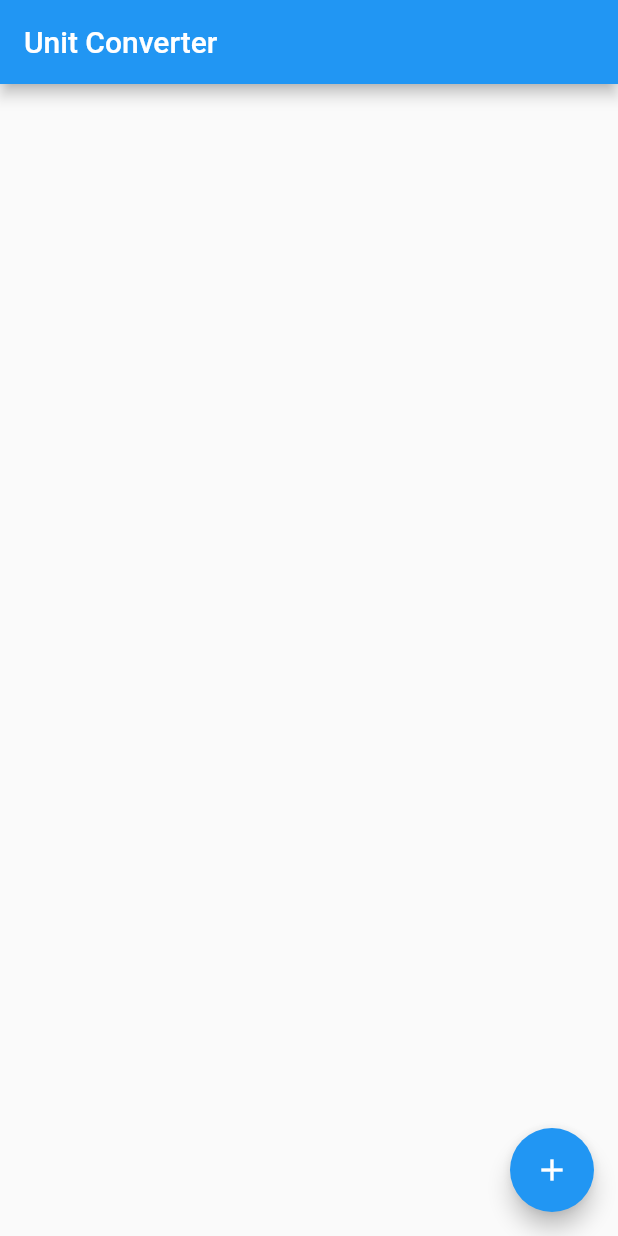
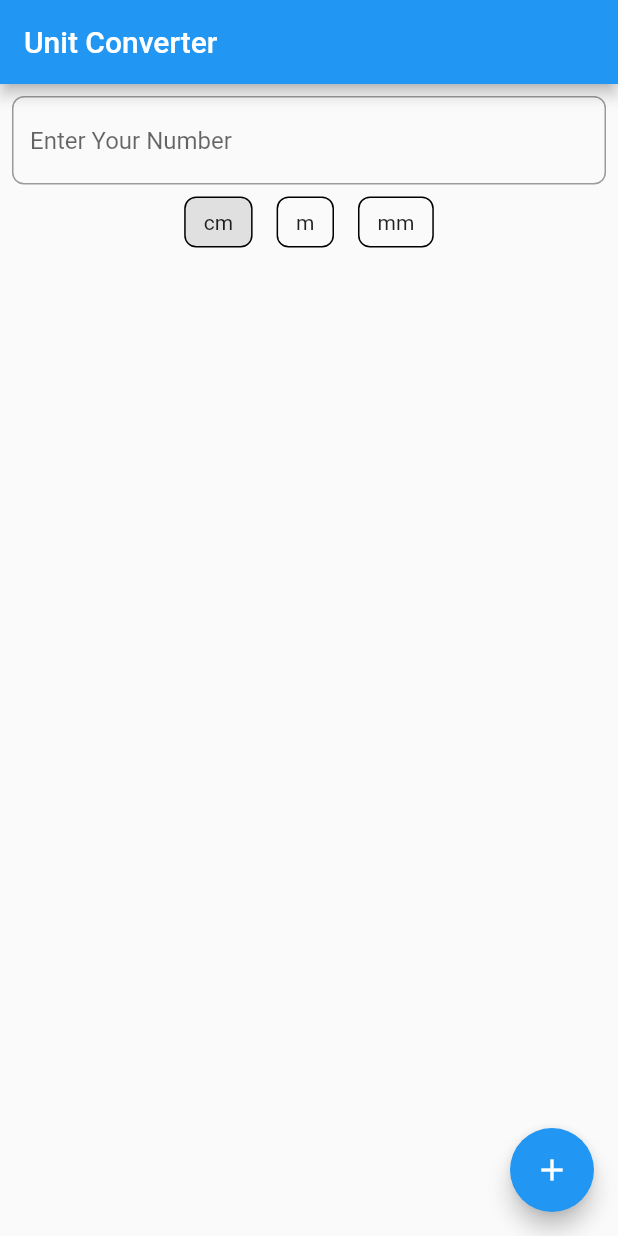
Before and after one commit to mustafabhatkar/unit_converter, a Flutter app: the screen it shows after launch, on a phone screen of 412 x 824 dp. Run offline on Flutter 3.47's test engine with Material 2 defaults, Android fonts, the phone set to English and light mode, and no system bars; our stand-ins replace font_awesome_flutter.

Commit message:
Started Designing Home Page

```diff
--- a/lib/home_page.dart
+++ b/lib/home_page.dart
@@ -1,4 +1,5 @@
 import 'package:flutter/material.dart';
+import 'package:flutter/services.dart';
 import 'package:unit_converter/category/category_page.dart';
 import 'package:unit_converter/utils/constants.dart';
 
@@ -10,6 +11,8 @@ class HomePage extends StatefulWidget {
 }
 
 class _HomePageState extends State<HomePage> {
+  List unitsList = ["cm", "m", "mm"];
+  var fromUnit = "cm";
   var categoryName = "";
   @override
   Widget build(BuildContext context) {
@@ -17,15 +20,57 @@ class _HomePageState extends State<HomePage> {
         appBar: AppBar(
           title: Text(Constants.appName),
         ),
-        body: Center(child: Container(child: Text(categoryName))),
+        body: Center(
+            child: Container(
+                margin: EdgeInsets.all(8.0),
+                child: Column(children: [
+                  TextField(
+                    keyboardType:
+                        TextInputType.numberWithOptions(decimal: true),
+                    inputFormatters: <TextInputFormatter>[
+                      FilteringTextInputFormatter.allow(
+                          RegExp(r'^\d*\.?\d{0,9}')),
+                    ],
+                    decoration: InputDecoration(
+                        border: OutlineInputBorder(
+                            borderRadius: BorderRadius.circular(8.0)),
+                        hintText: 'Enter Your Number'),
+                  ),
+                  Container(
+                    height: 50.0,
+                    child: ListView.builder(
+                        shrinkWrap: true,
+                        scrollDirection: Axis.horizontal,
+                        itemCount: unitsList.length,
+                        itemBuilder: (context, index) {
+                          String currentUnit = unitsList[index];
+                          return InkWell(
+                            onTap:(){
+                              setState(() {
+                                fromUnit = currentUnit;
+                              });
+                            },
+                            child: Container(
+                                margin: EdgeInsets.all(8.0),
+                                padding: EdgeInsets.symmetric(
+                                    vertical: 8.0, horizontal: 12.0),
+                                decoration: BoxDecoration(
+                                    color: fromUnit == currentUnit
+                                        ? Colors.grey.shade300
+                                        : null,
+                                    borderRadius:
+                                        BorderRadius.all(Radius.circular(8.0)),
+                                    border: Border.all()),
+                                child: Center(child: Text(currentUnit))),
+                          );
+                        }),
+                  )
+                ]))),
         floatingActionButton: FloatingActionButton(
             onPressed: () async {
               categoryName = await Navigator.push(context,
                   MaterialPageRoute(builder: (context) => CategoryPage()));
-                  setState(() {
-
-                  });
-
+              setState(() {});
             },
             child: Icon(Icons.add)));
   }
```
